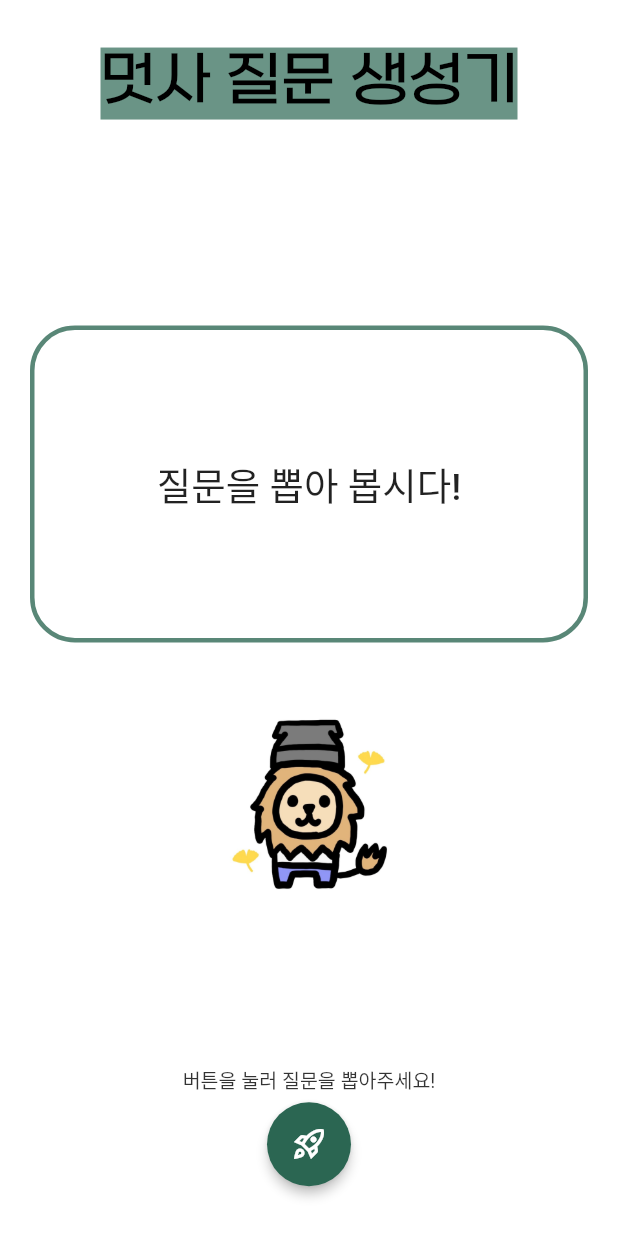
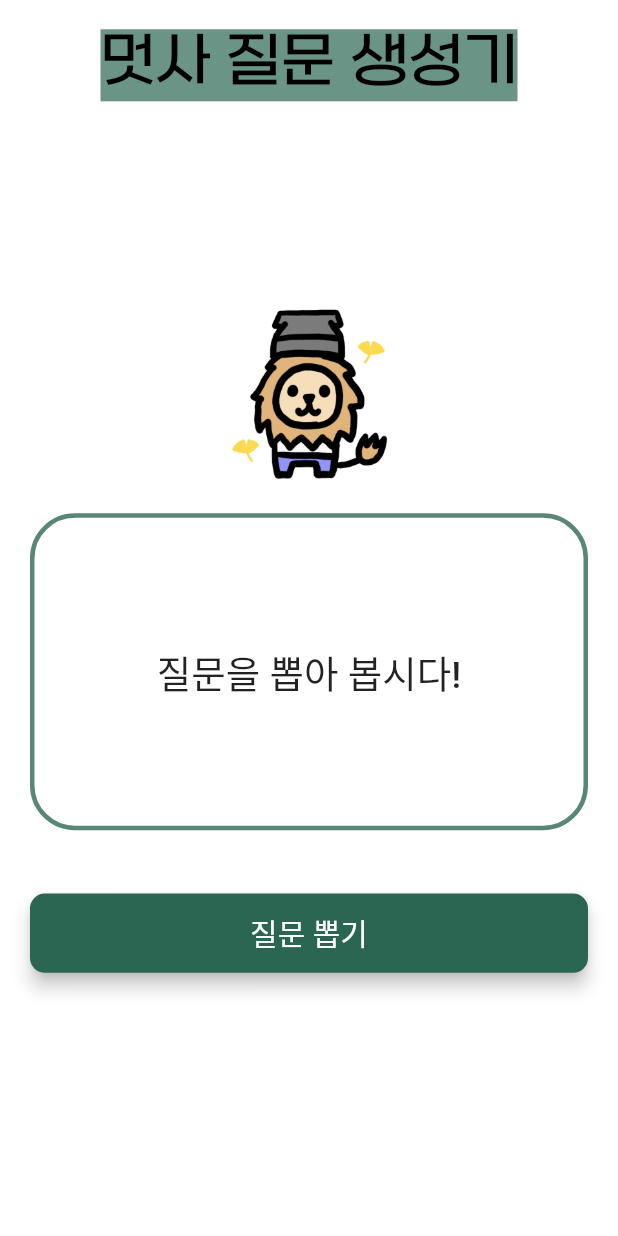
Before and after one commit to pendant-k/skku_likelion_icebreaking, a Flutter app: the screen it shows after launch, on a phone screen of 412 x 824 dp. Run offline on Flutter 3.47's test engine with Material 2 defaults, Android fonts, the phone set to English and light mode, and no system bars; drawn by our look-alikes of animated_text_kit; our stand-ins replace flutter_screenutil; Roboto replaces fonts that are missing (Dunggen).

Commit message:
:sparkles: Change button style

```diff
--- a/lib/main.dart
+++ b/lib/main.dart
@@ -39,16 +39,18 @@ class MyHomePage extends StatefulWidget {
 }
 
 class _MyHomePageState extends State<MyHomePage> {
+  // check is on progress or not
+  List<String> localQuestions = [...questions];
   bool _isInit = true;
-  bool _isFinish = false;
-  int _pickNum = 5;
+  // check is finished
+  // bool _isFinish = false;
+  int _pickNum = 0;
 
+  // Change current question
   void _changeQuestion() {
     setState(() {
-      if (questions.length > 1) {
-        _pickNum = Random().nextInt(questions.length - 1);
-      } else {
-        _isFinish = true;
+      if (localQuestions.length > 1) {
+        _pickNum = Random().nextInt(localQuestions.length - 1);
       }
     });
   }
@@ -59,11 +61,19 @@ class _MyHomePageState extends State<MyHomePage> {
       setState(() {
         _isInit = false;
       });
+      return;
+    }
+    // 끝났다면?
+    if (localQuestions.isEmpty) {
+      setState(() {
+        _isInit = true;
+        localQuestions = [...questions];
+      });
+      return;
+    }
+    // 질문을 뽑는다면?
+    localQuestions.removeAt(_pickNum);
     _changeQuestion();
-    } else {
-      questions.removeAt(_pickNum);
-      _changeQuestion();
-    }
   }
 
   @override
@@ -76,33 +86,33 @@ class _MyHomePageState extends State<MyHomePage> {
       // floating button 가운데 정렬
       floatingActionButtonLocation:
           FloatingActionButtonLocation.miniCenterFloat,
-      body: SingleChildScrollView(
-        child: Center(
+      body: Center(
         child: Container(
           width: double.infinity,
+          height: MediaQuery.of(context).size.height,
           constraints: const BoxConstraints(maxWidth: 512),
           decoration: const BoxDecoration(
             color: Colors.white,
           ),
+          child: SingleChildScrollView(
             child: Column(
               mainAxisSize: MainAxisSize.max,
               mainAxisAlignment: MainAxisAlignment.start,
               crossAxisAlignment: CrossAxisAlignment.center,
               children: [
                 SizedBox(
-                  height: isDesk ? 30 : 30.w,
+                  height: isDesk ? 20 : 20.h,
                 ),
-                Text(
-                  '멋사 질문 생성기',
-                  style: TextStyle(
-                    color: Colors.black,
-                    backgroundColor: Constants.mainColor.withOpacity(0.7),
-                    fontFamily: 'Aggro',
-                    fontWeight: FontWeight.w500,
-                    fontSize: 40.spMin,
+                const MainTitleWidget(),
+                SizedBox(height: isDesk ? 130 : 130.w),
+                Image.asset(
+                  "assets/character.png",
+                  width: isDesk ? 150 : 110.w,
+                  height: isDesk ? 150 : 110.w,
                 ),
+                SizedBox(
+                  height: isDesk ? 20 : 20.w,
                 ),
-                SizedBox(height: isDesk ? 130 : 130.w),
                 Padding(
                   padding: const EdgeInsets.symmetric(horizontal: 20),
                   child: Container(
@@ -136,9 +146,9 @@ class _MyHomePageState extends State<MyHomePage> {
                             totalRepeatCount: 1,
                             animatedTexts: [
                               TypewriterAnimatedText(
-                                _isFinish
+                                localQuestions.isEmpty
                                     ? "와우! 모든 질문을 뽑았어요"
-                                    : questions[_pickNum],
+                                    : localQuestions[_pickNum],
                                 speed: const Duration(milliseconds: 50),
                                 textStyle: TextStyle(
                                   fontFamily: "Dunggen",
@@ -150,42 +160,81 @@ class _MyHomePageState extends State<MyHomePage> {
                           ),
                   ),
                 ),
-                const SizedBox(height: 50),
-                Image.asset(
-                  "assets/character.png",
-                  width: isDesk ? 150 : 110.w,
-                  height: isDesk ? 150 : 110.w,
+                SizedBox(
+                  height: isDesk ? 40 : 40.w,
                 ),
-                SizedBox(
-                  height: isDesk ? 300 : 300.w,
-                )
+                AnimatedContainer(
+                  duration: const Duration(milliseconds: 300),
+                  width: double.infinity,
+                  height: isDesk ? 50 : 50.w,
+                  padding: EdgeInsets.symmetric(
+                    horizontal: questions.isEmpty ? 40 : 20,
+                  ),
+                  child: ShuffleButtonWidget(
+                    isFinish: localQuestions.isEmpty,
+                    onTap: _shuffle,
+                  ),
+                ),
               ],
             ),
           ),
         ),
       ),
-      floatingActionButton: Padding(
-          padding: EdgeInsets.only(bottom: isDesk ? 20 : 20.w),
-          child: Column(
-            mainAxisSize: MainAxisSize.min,
-            children: [
-              Text(
-                '버튼을 눌러 질문을 뽑아주세요!',
-                style: TextStyle(
-                  fontFamily: "Dunggen",
-                  fontSize: 13.spMin,
-                  color: Colors.black.withOpacity(0.8),
-                ),
-              ),
-              SizedBox(height: isDesk ? 5 : 5.w),
-              FloatingActionButton(
-                elevation: 3,
-                backgroundColor: Constants.mainColor,
-                onPressed: _shuffle,
-                child: const Icon(Icons.rocket_launch_outlined),
-              ),
-            ],
-          )), //
     );
   }
 }
+
+class ShuffleButtonWidget extends StatelessWidget {
+  const ShuffleButtonWidget({
+    super.key,
+    required this.isFinish,
+    required this.onTap,
+  });
+
+  final bool isFinish;
+  final VoidCallback onTap;
+
+  @override
+  Widget build(BuildContext context) {
+    return Material(
+      elevation: 5,
+      color: Constants.mainColor,
+      borderRadius: BorderRadius.circular(isFinish ? 30 : 10),
+      child: InkWell(
+        splashColor: Colors.white.withOpacity(0.3),
+        onTap: onTap,
+        child: Align(
+          alignment: Alignment.center,
+          child: Text(
+            isFinish ? '처음으로' : '질문 뽑기',
+            style: TextStyle(
+              fontFamily: "Dunggen",
+              fontSize: 20.spMin,
+              color: Colors.white,
+            ),
+          ),
+        ),
+      ),
+    );
+  }
+}
+
+class MainTitleWidget extends StatelessWidget {
+  const MainTitleWidget({
+    super.key,
+  });
+
+  @override
+  Widget build(BuildContext context) {
+    return Text(
+      '멋사 질문 생성기',
+      style: TextStyle(
+        color: Colors.black,
+        backgroundColor: Constants.mainColor.withOpacity(0.7),
+        fontFamily: 'Aggro',
+        fontWeight: FontWeight.w500,
+        fontSize: 40.spMin,
+      ),
+    );
+  }
+}
```
Also changed, not shown: pubspec.lock, 1 other file. Lines whose indentation alone changed are shown as unchanged.
